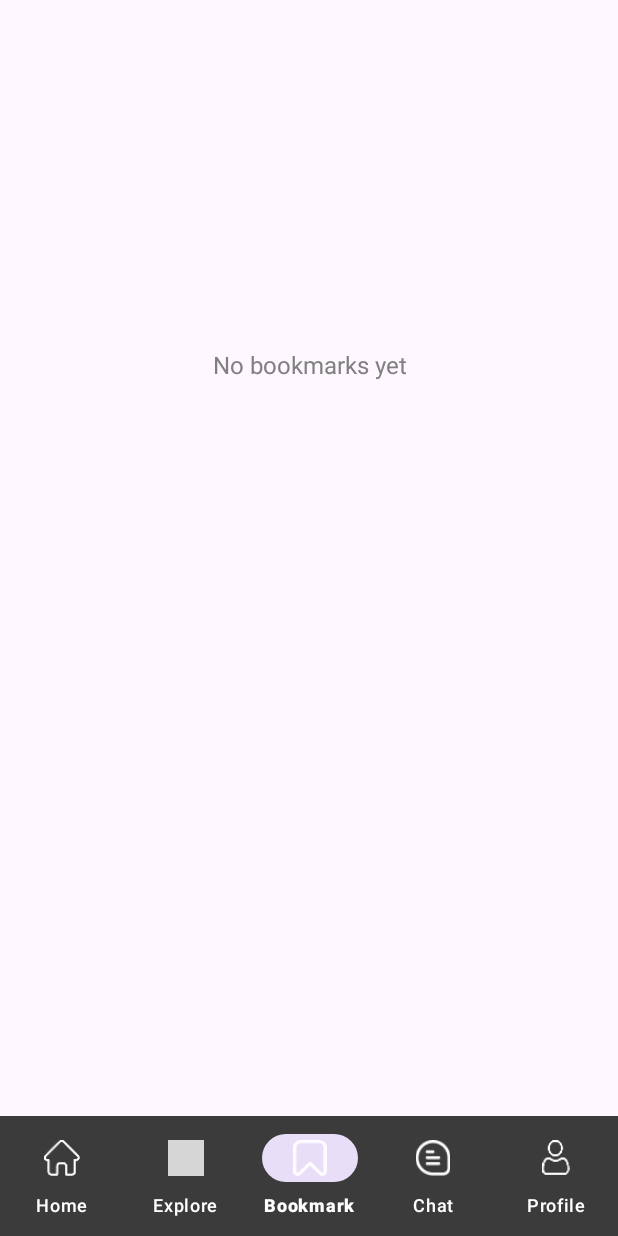
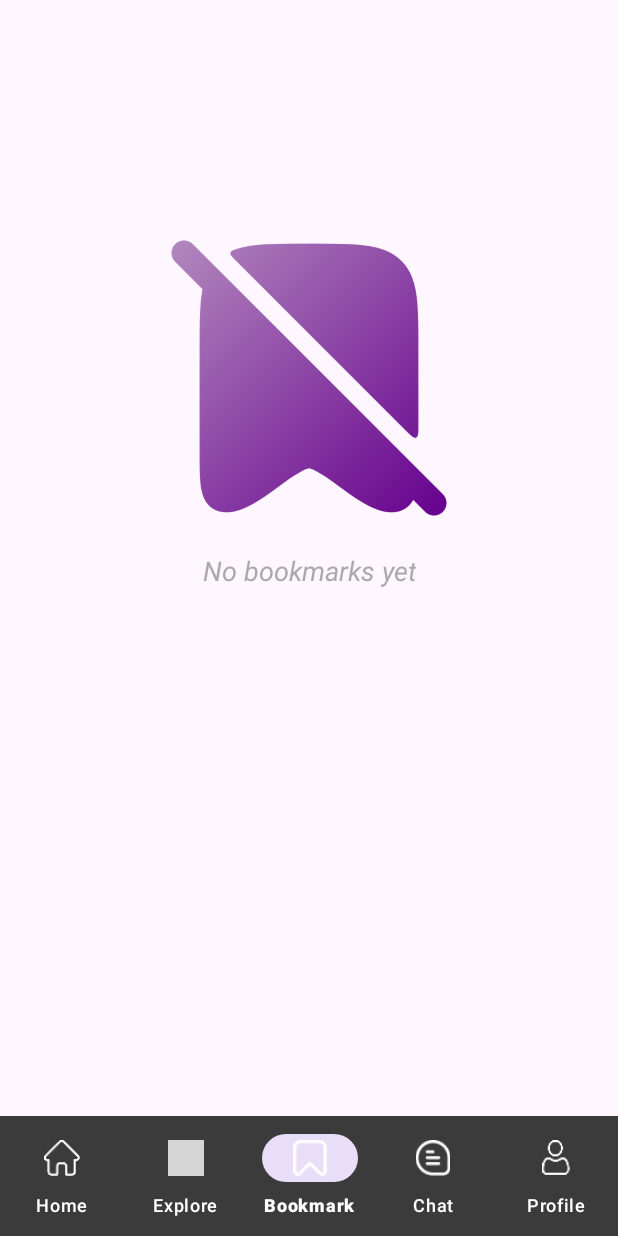
Before and after one commit to VrindaSuryavanshi/SmileJobsPortal, an Android app: the BookmarkActivity screen opened directly, with no data from a screen before it, on a phone screen of 412 x 824 dp. Run offline under Robolectric (Android 15) with nearby library versions, the phone set to English and light mode, and no system bars; our stand-ins replace CircleImageView; pictures from the network do not load; grey boxes are pictures that could not be loaded.

Commit message:
about to finish app

```diff
--- a/app/src/main/res/layout/activity_bookmark.xml
+++ b/app/src/main/res/layout/activity_bookmark.xml
@@ -32,15 +32,16 @@
                 android:layout_height="wrap_content"
                 android:orientation="vertical"
                 android:gravity="center"
-                android:layout_marginTop="32dp"
+                android:layout_marginTop="64dp"
                 android:layout_marginBottom="16dp"
                 android:visibility="gone"
                 android:padding="16dp">
 
                 <ImageView
                     android:id="@+id/imgNoJobs"
-                    android:layout_width="160dp"
-                    android:layout_height="160dp"
+                    android:layout_width="200dp"
+                    android:layout_height="200dp"
+                    android:layout_marginTop="64dp"
                     app:srcCompat="@drawable/no_bookmark"
                     android:contentDescription="No Jobs Illustration"
                     android:layout_marginBottom="16dp" />
@@ -50,8 +51,9 @@
                     android:layout_width="wrap_content"
                     android:layout_height="wrap_content"
                     android:text="No bookmarks yet"
-                    android:textSize="16sp"
-                    android:textColor="#808080"
+                    android:textSize="18sp"
+                    android:textStyle="italic"
+                    android:textColor="@android:color/darker_gray"
                     android:gravity="center" />
             </LinearLayout>
 
```
Also changed, not shown: app/src/main/res/layout/activity_explore.xml (+5 -4 lines), app/src/main/res/drawable/no_bookmark.png, app/src/main/res/drawable/no_jobs.png, 2 other files.
